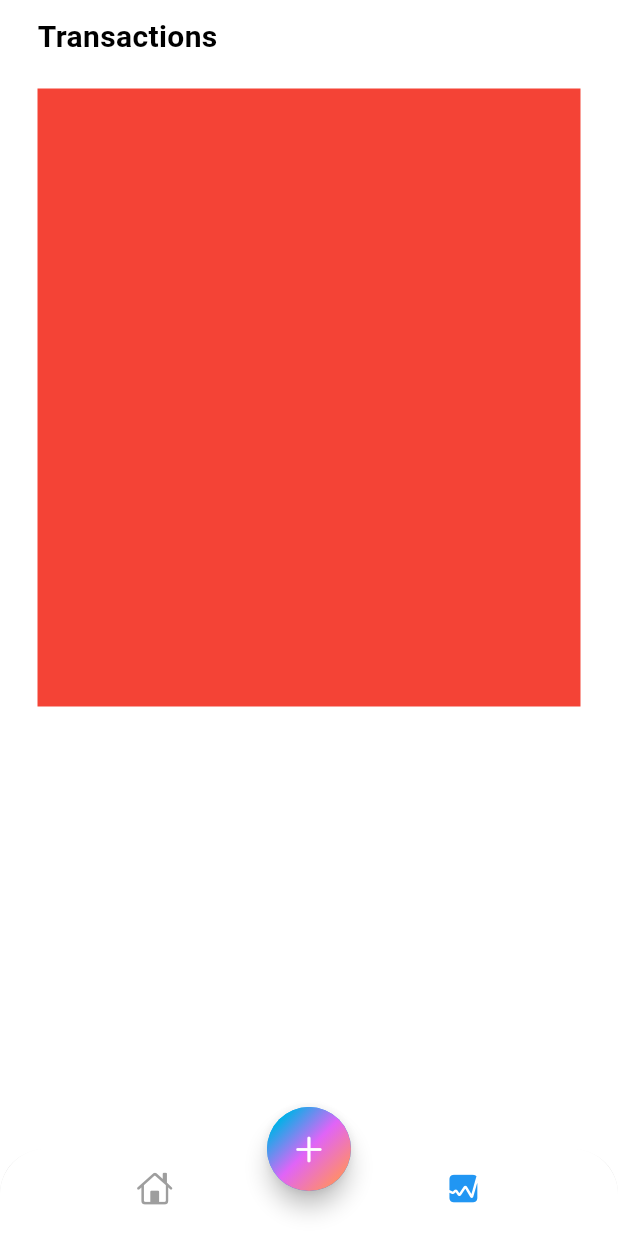
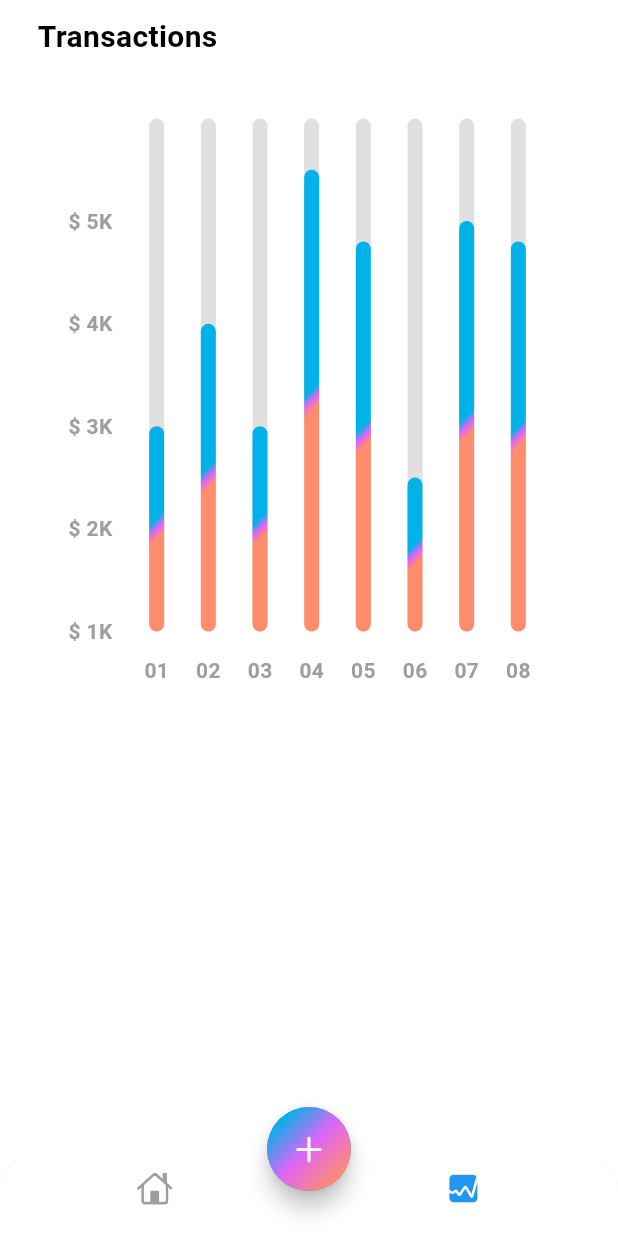
Before and after one commit to ukmoldogazy/expenses-tracker, a Flutter app: the screen it shows after launch, item 2 of the bottom bar chosen, on a phone screen of 412 x 824 dp. Run offline on Flutter 3.47's test engine with Material 3 defaults, Android fonts, the phone set to English and light mode, and no system bars; drawn by our look-alikes of fl_chart; our stand-ins replace font_awesome_flutter.

Commit message:
Transactions Page added

```diff
--- /dev/null
+++ b/lib/screens/stats/chart.dart
@@ -0,0 +1,168 @@
+import 'dart:math';
+
+import 'package:fl_chart/fl_chart.dart';
+import 'package:flutter/material.dart';
+
+class MyChart extends StatefulWidget {
+  const MyChart({super.key});
+
+  @override
+  State<MyChart> createState() => _MyChartState();
+}
+
+class _MyChartState extends State<MyChart> {
+  @override
+  Widget build(BuildContext context) {
+    return BarChart(
+      mainBarData(),
+    );
+  }
+
+  BarChartGroupData makeGroupData(int x, double y) {
+    return BarChartGroupData(x: x, barRods: [
+      BarChartRodData(
+          toY: y,
+          gradient: LinearGradient(
+            colors: [
+              Theme.of(context).colorScheme.primary,
+              Theme.of(context).colorScheme.secondary,
+              Theme.of(context).colorScheme.tertiary,
+            ],
+            transform: const GradientRotation(pi / 4),
+          ),
+          width: 10,
+          backDrawRodData: BackgroundBarChartRodData(
+            show: true,
+            toY: 5,
+            color: Colors.grey.shade300,
+          )),
+    ]);
+  }
+
+  List<BarChartGroupData> showingGroups() => List.generate(
+        8,
+        (i) {
+          switch (i) {
+            case 0:
+              return makeGroupData(0, 2);
+            case 1:
+              return makeGroupData(1, 3);
+            case 2:
+              return makeGroupData(2, 2);
+            case 3:
+              return makeGroupData(3, 4.5);
+            case 4:
+              return makeGroupData(4, 3.8);
+            case 5:
+              return makeGroupData(5, 1.5);
+            case 6:
+              return makeGroupData(6, 4);
+            case 7:
+              return makeGroupData(7, 3.8);
+            default:
+              return throw Error();
+          }
+        },
+      );
+
+  BarChartData mainBarData() {
+    return BarChartData(
+      titlesData: FlTitlesData(
+        show: true,
+        rightTitles: const AxisTitles(
+          sideTitles: SideTitles(showTitles: false),
+        ),
+        leftTitles: AxisTitles(
+          sideTitles: SideTitles(
+            showTitles: true,
+            reservedSize: 38,
+            getTitlesWidget: leftTiles,
+          ),
+        ),
+        topTitles: const AxisTitles(
+          sideTitles: SideTitles(showTitles: false),
+        ),
+        bottomTitles: AxisTitles(
+          sideTitles: SideTitles(
+            showTitles: true,
+            reservedSize: 38,
+            getTitlesWidget: getTiles,
+          ),
+        ),
+      ),
+      borderData: FlBorderData(show: false),
+      gridData: const FlGridData(show: false),
+      barGroups: showingGroups(),
+    );
+  }
+
+  Widget getTiles(double value, TitleMeta meta) {
+    const style = TextStyle(
+      color: Colors.grey,
+      fontWeight: FontWeight.bold,
+      fontSize: 14,
+    );
+    Widget text;
+
+    switch (value.toInt()) {
+      case 0:
+        text = const Text('01', style: style);
+        break;
+      case 1:
+        text = const Text('02', style: style);
+        break;
+      case 2:
+        text = const Text('03', style: style);
+        break;
+      case 3:
+        text = const Text('04', style: style);
+        break;
+      case 4:
+        text = const Text('05', style: style);
+        break;
+      case 5:
+        text = const Text('06', style: style);
+        break;
+      case 6:
+        text = const Text('07', style: style);
+        break;
+      case 7:
+        text = const Text('08', style: style);
+        break;
+      default:
+        text = const Text('', style: style);
+    }
+    return SideTitleWidget(
+      axisSide: meta.axisSide,
+      space: 16,
+      child: text,
+    );
+  }
+
+  Widget leftTiles(double value, TitleMeta meta) {
+    const style = TextStyle(
+      color: Colors.grey,
+      fontWeight: FontWeight.bold,
+      fontSize: 14,
+    );
+    String text;
+    if (value == 0) {
+      text = '\$ 1K';
+    } else if (value == 1) {
+      text = '\$ 2K';
+    } else if (value == 2) {
+      text = '\$ 3K';
+    } else if (value == 3) {
+      text = '\$ 4K';
+    } else if (value == 4) {
+      text = '\$ 5K';
+    } else {
+      return Container();
+    }
+    return SideTitleWidget(
+      axisSide: meta.axisSide,
+      space: 0,
+      child: Text(text, style: style),
+    );
+  }
+}
--- a/lib/screens/stats/stats.dart
+++ b/lib/screens/stats/stats.dart
@@ -1,3 +1,5 @@
+import 'package:expense_tracker/screens/stats/chart.dart';
+
 import 'package:flutter/material.dart';
 
 class StatScreen extends StatelessWidget {
@@ -22,8 +24,14 @@ class StatScreen extends StatelessWidget {
           Container(
             width: MediaQuery.of(context).size.width,
             height: MediaQuery.of(context).size.width,
-            color: Colors.red,
-            // child: BarChart(),
+            decoration: BoxDecoration(
+              color: Colors.white,
+              borderRadius: BorderRadius.circular(12),
+            ),
+            child: const Padding(
+              padding: EdgeInsets.fromLTRB(12, 20, 12, 12),
+              child: MyChart(),
+            ),
           )
         ],
       ),
```
Also changed, not shown: pubspec.lock, 3 other files.
